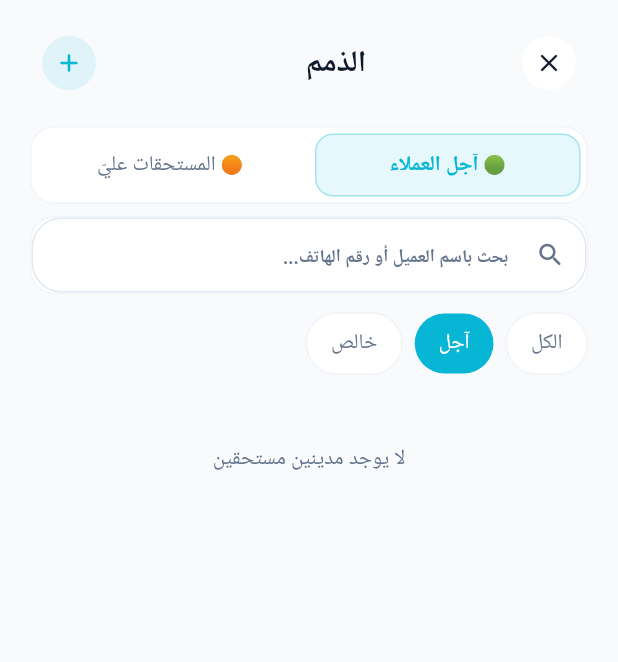
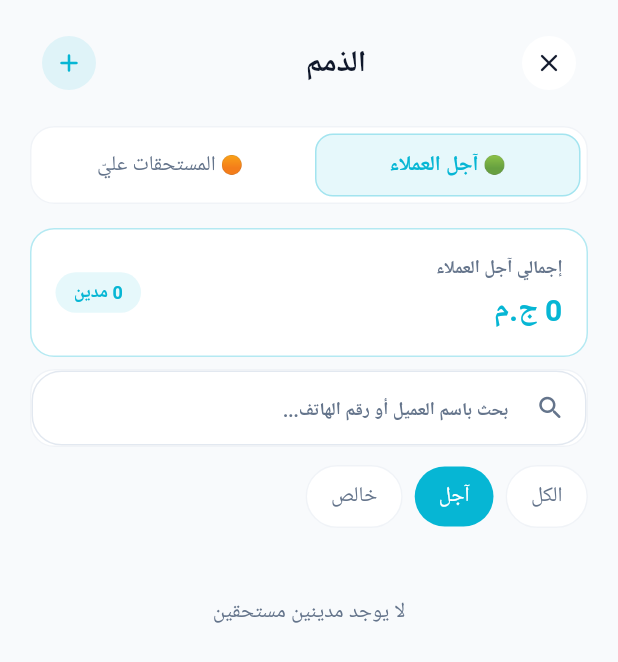
Before and after one commit to AhmedRabea4458/wallety-shop, a Flutter app: the DebtorsPage screen opened by its route, on a phone screen of 412 x 824 dp. Shown: the top 662 px of the screen. Run offline on Flutter 3.47's test engine with Material 3 defaults, Android fonts, the phone set to English and light mode, and no system bars; our stand-ins replace bloc, device_preview, drift, file_picker, fl_chart, flutter_bloc and 7 more; accounts and stored records are empty; generated files the repository leaves out were written again; Roboto replaces fonts that are missing (Cairo).

Commit message:
fix(liabilities): separate summary statistics by debt type

```diff
--- a/lib/features/operations/presentation/cubit/debt_cubit.dart
+++ b/lib/features/operations/presentation/cubit/debt_cubit.dart
@@ -170,6 +170,7 @@ class DebtCubit extends Cubit<DebtState> {
 
       double total = 0;
       double customerTotal = 0;
+      double payableTotal = 0;
       double settlementTotal = 0;
 
       for (final d in unpaid) {
@@ -178,6 +179,8 @@ class DebtCubit extends Cubit<DebtState> {
         total += remaining;
         if (d.debtType == DebtType.customerDebt) {
           customerTotal += remaining;
+        } else if (d.debtType == DebtType.payable) {
+          payableTotal += remaining;
         } else if (d.debtType == DebtType.settlementDebt) {
           settlementTotal += remaining;
         }
@@ -186,10 +189,12 @@ class DebtCubit extends Cubit<DebtState> {
       unpaidDebts = unpaid;
       totalOutstanding = total;
       totalOutstandingCustomerDebt = customerTotal;
+      totalOutstandingPayable = payableTotal;
       totalOutstandingSettlementDebt = settlementTotal;
       emit(OutstandingDebtLoaded(
         totalOutstanding: total,
         totalCustomerDebt: customerTotal,
+        totalPayable: payableTotal,
         totalSettlementDebt: settlementTotal,
         unpaidDebts: unpaid,
       ));
--- a/lib/features/operations/presentation/pages/debtors_page.dart
+++ b/lib/features/operations/presentation/pages/debtors_page.dart
@@ -98,6 +98,65 @@ class _DebtorsPageState extends State<DebtorsPage> {
                 final currentType = state is DebtorsLoaded ? state.activeLiabilityType : DebtType.customerDebt;
                 return SliverToBoxAdapter(
                   child: _buildTabSelector(context, currentType),
+                );
+              },
+            ),
+            // Summary Card for Active Tab
+            BlocBuilder<DebtCubit, DebtState>(
+              buildWhen: (previous, current) => current is DebtorsLoaded,
+              builder: (context, state) {
+                if (state is! DebtorsLoaded) return const SliverToBoxAdapter(child: SizedBox.shrink());
+                final isPayable = state.activeLiabilityType == DebtType.payable;
+                final totalBalance = state.debtorBalances.values.fold(0.0, (sum, b) => sum + b);
+                final label = isPayable ? 'إجمالي المستحقات عليّ' : 'إجمالي آجل العملاء';
+                final color = isPayable ? AppColors.warning : AppColors.primary;
+                final count = state.debtors.where((d) => (state.debtorBalances[d.id] ?? 0) > 0).length;
+
+                return SliverToBoxAdapter(
+                  child: Padding(
+                    padding: const EdgeInsets.symmetric(
+                      horizontal: AppSpacing.screenHorizontal,
+                      vertical: AppSpacing.space2,
+                    ),
+                    child: Container(
+                      padding: const EdgeInsets.all(AppSpacing.space4),
+                      decoration: BoxDecoration(
+                        color: AppColors.card,
+                        borderRadius: BorderRadius.circular(AppRadius.lg),
+                        border: Border.all(color: color.withValues(alpha: 0.3)),
+                      ),
+                      child: Row(
+                        mainAxisAlignment: MainAxisAlignment.spaceBetween,
+                        children: [
+                          Column(
+                            crossAxisAlignment: CrossAxisAlignment.start,
+                            children: [
+                              Text(label, style: AppTextStyles.caption.copyWith(color: AppColors.mutedForeground)),
+                              const SizedBox(height: AppSpacing.space1),
+                              Text(
+                                '${NumberFormat('#,##0.##', 'ar').format(totalBalance)} ج.م',
+                                style: AppTextStyles.headline.copyWith(
+                                  color: color,
+                                  fontWeight: FontWeight.w700,
+                                ),
+                              ),
+                            ],
+                          ),
+                          Container(
+                            padding: const EdgeInsets.symmetric(horizontal: AppSpacing.space3, vertical: AppSpacing.space1),
+                            decoration: BoxDecoration(
+                              color: color.withValues(alpha: 0.1),
+                              borderRadius: BorderRadius.circular(AppRadius.full),
+                            ),
+                            child: Text(
+                              isPayable ? '$count مستحق' : '$count مدين',
+                              style: AppTextStyles.caption.copyWith(color: color, fontWeight: FontWeight.w600),
+                            ),
+                          ),
+                        ],
+                      ),
+                    ),
+                  ),
                 );
               },
             ),
```
